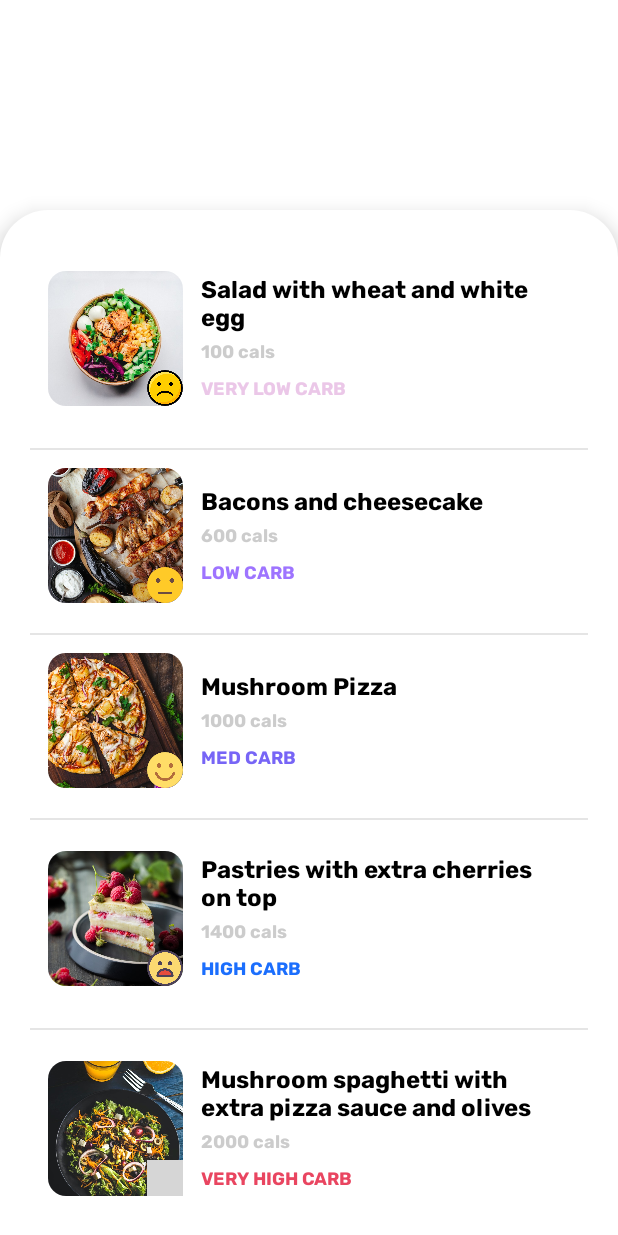
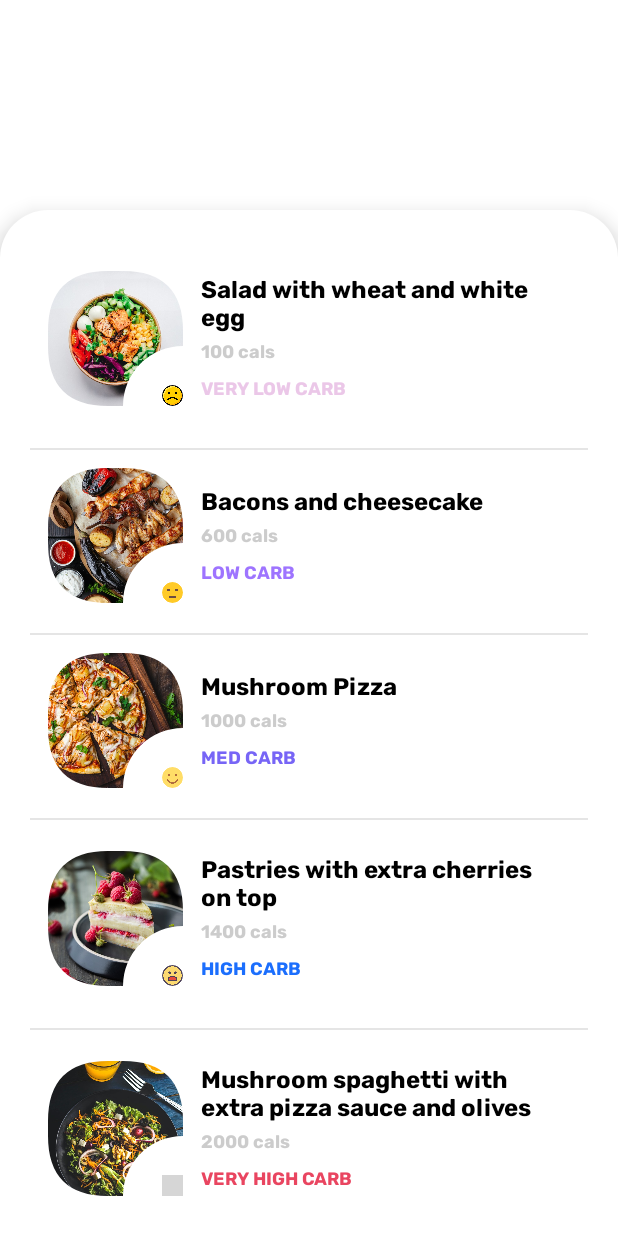
Before and after one commit to justdvnsh/Health-App, an Android app built with Jetpack Compose: the composable ListScreen shown on its own in the app's theme, on a phone screen of 412 x 824 dp. Run offline under Robolectric (Android 15) with nearby library versions, the phone set to English and light mode, and no system bars; 10 statements that could not run were skipped; grey boxes are pictures that could not be loaded.

Commit message:
Add cut corner rounded bottom shape

```diff
--- a/app/src/main/java/divyansh/tech/healthappudemy/home/ListScreen/components/ListScreenItem.kt
+++ b/app/src/main/java/divyansh/tech/healthappudemy/home/ListScreen/components/ListScreenItem.kt
@@ -4,6 +4,7 @@ import androidx.compose.animation.core.animateIntAsState
 import androidx.compose.foundation.Image
 import androidx.compose.foundation.layout.*
 import androidx.compose.foundation.shape.CircleShape
+import androidx.compose.foundation.shape.CutCornerShape
 import androidx.compose.foundation.shape.RoundedCornerShape
 import androidx.compose.material.Divider
 import androidx.compose.material.MaterialTheme
@@ -23,10 +24,7 @@ import androidx.compose.ui.unit.sp
 import divyansh.tech.healthappudemy.R
 import divyansh.tech.healthappudemy.home.ListScreen.model.CarbType
 import divyansh.tech.healthappudemy.home.ListScreen.model.ListItem
-import divyansh.tech.healthappudemy.ui.theme.dogerBlue
-import divyansh.tech.healthappudemy.ui.theme.fireRed
-import divyansh.tech.healthappudemy.ui.theme.lightPurple
-import divyansh.tech.healthappudemy.ui.theme.pink
+import divyansh.tech.healthappudemy.ui.theme.*
 
 @Composable
 fun ListScreenItem(
@@ -78,15 +76,15 @@ fun ListScreenItem(
                     modifier = Modifier
                         .height(90.dp)
                         .width(90.dp)
-                        .clip(RoundedCornerShape(12.dp))
+                        .clip(CutCornerRoundedShape(60f))
                 )
                 Image(
                     painter = emojiToDisplay,
                     contentDescription = "",
                     contentScale = ContentScale.Crop,
                     modifier = Modifier
-                        .height(24.dp)
-                        .width(24.dp)
+                        .height(14.dp)
+                        .width(14.dp)
                         .clip(CircleShape)
                         .align(Alignment.BottomEnd)
                 )
--- a/app/src/main/java/divyansh/tech/healthappudemy/ui/theme/Shape.kt
+++ b/app/src/main/java/divyansh/tech/healthappudemy/ui/theme/Shape.kt
@@ -2,6 +2,13 @@ package divyansh.tech.healthappudemy.ui.theme
 
 import androidx.compose.foundation.shape.RoundedCornerShape
 import androidx.compose.material.Shapes
+import androidx.compose.ui.geometry.Rect
+import androidx.compose.ui.geometry.Size
+import androidx.compose.ui.graphics.Outline
+import androidx.compose.ui.graphics.Path
+import androidx.compose.ui.graphics.Shape
+import androidx.compose.ui.unit.Density
+import androidx.compose.ui.unit.LayoutDirection
 import androidx.compose.ui.unit.dp
 
 val Shapes = Shapes(
@@ -9,3 +16,52 @@ val Shapes = Shapes(
     medium = RoundedCornerShape(4.dp),
     large = RoundedCornerShape(0.dp)
 )
+
+class CutCornerRoundedShape(private val cornerRadius: Float): Shape {
+    override fun createOutline(
+        size: Size,
+        layoutDirection: LayoutDirection,
+        density: Density
+    ): Outline {
+        return Outline.Generic(
+            path = drawBottomCutCornerRoundedShape(size = size, cornerRadius = cornerRadius)
+        )
+    }
+
+    private fun drawBottomCutCornerRoundedShape(size: Size, cornerRadius: Float): Path {
+        return Path().apply {
+            moveTo(cornerRadius, 0f)
+//            // Top left arc
+            lineTo(x = size.width - cornerRadius, y = 0f)
+            // Top right arc
+            quadraticBezierTo(
+                size.width, 0f,
+                size.width, cornerRadius
+            )
+            lineTo(x = size.width, y = size.height - cornerRadius)
+            // Bottom right arc
+            addArc(
+                oval = Rect(
+                    left = size.width - cornerRadius,
+                    top = size.height - cornerRadius,
+                    right = size.width + cornerRadius,
+                    bottom = size.height + cornerRadius
+                ),
+                startAngleDegrees = 270f,
+                sweepAngleDegrees = -90f
+            )
+
+            lineTo(x = cornerRadius, y = size.height)
+            // Bottom left arc
+            quadraticBezierTo(
+                0f, size.height,
+                0f, size.height - cornerRadius
+            )
+            lineTo(x = 0f, y = cornerRadius)
+            quadraticBezierTo(
+                0f, 0f,
+                cornerRadius, 0f
+            )
+        }
+    }
+}
```
